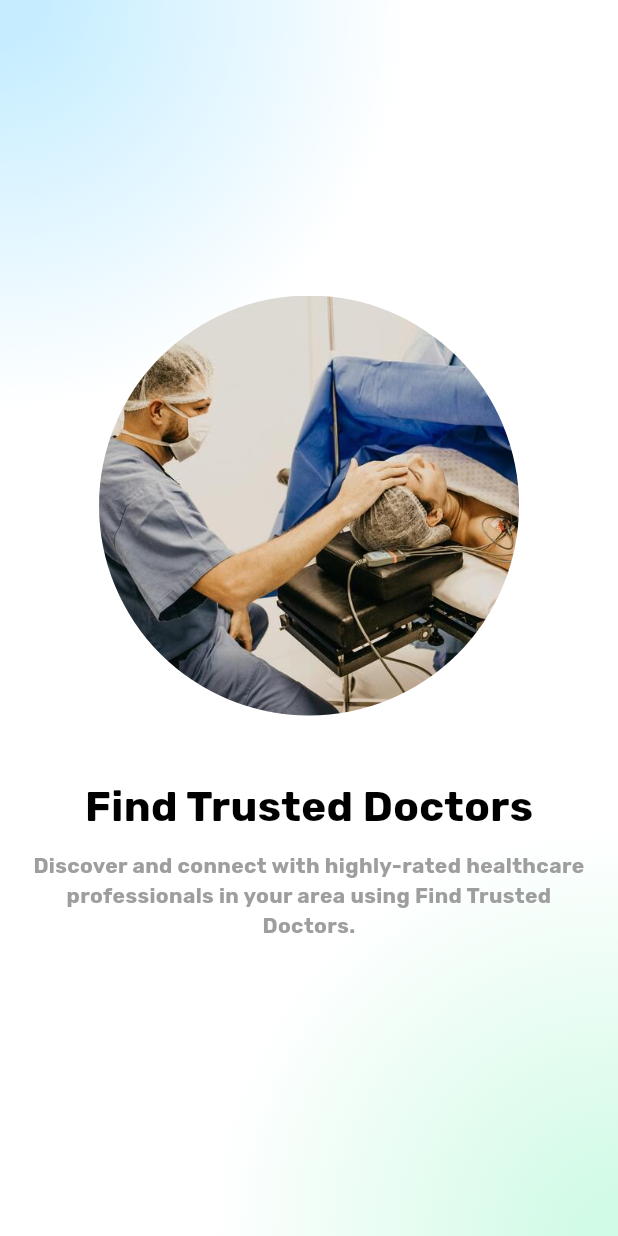
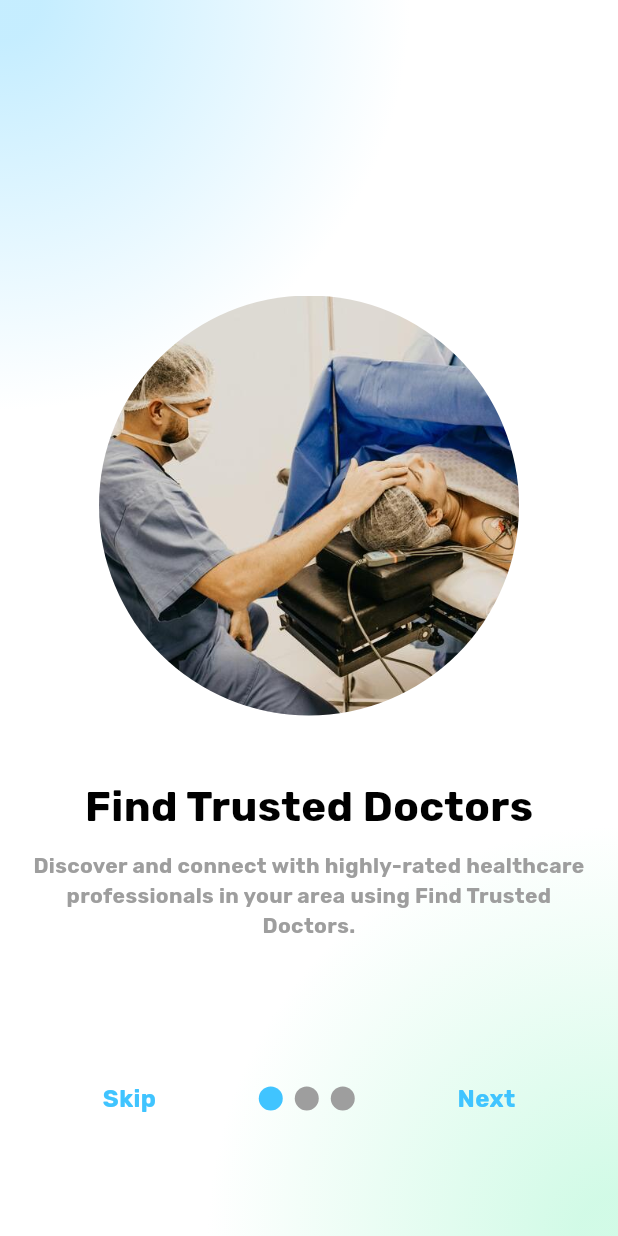
Before and after one commit to alhasann351/doctor_consultant_app_template, a Flutter app: the screen it shows after launch, on a phone screen of 412 x 824 dp. Run offline on Flutter 3.47's test engine with Material 3 defaults, Android fonts, the phone set to English and light mode, and no system bars; drawn by our look-alikes of smooth_page_indicator; our stand-ins replace get.

Commit message:
onboarding-screen-design-complete

```diff
--- a/lib/resources/colors/app_colors.dart
+++ b/lib/resources/colors/app_colors.dart
@@ -11,4 +11,8 @@ class AppColors {
   static const Color circleAvatarForegroundColor = Colors.white;
   static const Color onboardingTitleTextColor = Colors.black;
   static const Color onboardingDescriptionTextColor = Colors.grey;
+  static const Color smoothPageIndicatorActiveDotColor = Colors.lightBlueAccent;
+  static const Color onboardingNextButtonTextColor = Colors.lightBlueAccent;
+  static const Color onboardingSkipFinishButtonTextColor =
+      Colors.lightBlueAccent;
 }
--- a/lib/views/onboarding_screen/onboarding_screen.dart
+++ b/lib/views/onboarding_screen/onboarding_screen.dart
@@ -1,8 +1,10 @@
 import 'package:doctor_consultant_app_template/resources/colors/app_colors.dart';
+import 'package:doctor_consultant_app_template/resources/fonts/app_font_style.dart';
 import 'package:doctor_consultant_app_template/views/onboarding_screen/widgets/onboarding_screen_1.dart';
 import 'package:doctor_consultant_app_template/views/onboarding_screen/widgets/onboarding_screen_2.dart';
 import 'package:doctor_consultant_app_template/views/onboarding_screen/widgets/onboarding_screen_3.dart';
 import 'package:flutter/material.dart';
+import 'package:smooth_page_indicator/smooth_page_indicator.dart';
 
 class OnboardingScreen extends StatefulWidget {
   const OnboardingScreen({super.key});
@@ -12,6 +14,10 @@ class OnboardingScreen extends StatefulWidget {
 }
 
 class _OnboardingScreenState extends State<OnboardingScreen> {
+  PageController pageController = PageController();
+  String onboardingScreenSkip = 'Skip';
+  int currentScreenIndex = 0;
+
   @override
   Widget build(BuildContext context) {
     return Scaffold(
@@ -63,12 +69,64 @@ class _OnboardingScreenState extends State<OnboardingScreen> {
             ),
           ),
           PageView(
+            controller: pageController,
+            onPageChanged: (index) {
+              currentScreenIndex = index;
+              if (index == 2) {
+                onboardingScreenSkip = 'Finish';
+              } else {
+                onboardingScreenSkip = 'Skip';
+              }
+              setState(() {});
+            },
             children: const [
               OnboardingScreen1(),
               OnboardingScreen2(),
               OnboardingScreen3(),
             ],
           ),
+          Container(
+            alignment: const Alignment(0, 0.8),
+            child: Row(
+              mainAxisAlignment: MainAxisAlignment.spaceEvenly,
+              children: [
+                GestureDetector(
+                  onTap: () {},
+                  child: Text(
+                    onboardingScreenSkip,
+                    style: const TextStyle(
+                      fontFamily: AppFontStyle.rubik,
+                      fontSize: 16,
+                      fontWeight: FontWeight.bold,
+                      color: AppColors.onboardingSkipFinishButtonTextColor,
+                    ),
+                  ),
+                ),
+                SmoothPageIndicator(
+                  controller: pageController,
+                  count: 3,
+                  axisDirection: Axis.horizontal,
+                  effect: const WormEffect(
+                      activeDotColor:
+                          AppColors.smoothPageIndicatorActiveDotColor),
+                ),
+                currentScreenIndex == 2
+                    ? const SizedBox(width: 10)
+                    : GestureDetector(
+                        onTap: () {},
+                        child: const Text(
+                          'Next',
+                          style: TextStyle(
+                            fontFamily: AppFontStyle.rubik,
+                            fontSize: 16,
+                            fontWeight: FontWeight.bold,
+                            color: AppColors.onboardingNextButtonTextColor,
+                          ),
+                        ),
+                      ),
+              ],
+            ),
+          ),
         ],
       ),
     );
--- a/pubspec.yaml
+++ b/pubspec.yaml
@@ -36,6 +36,7 @@ dependencies:
   # Use with the CupertinoIcons class for iOS style icons.
   cupertino_icons: ^1.0.6
   get:
+  smooth_page_indicator:
 
 dev_dependencies:
   flutter_test:
```
Also changed, not shown: pubspec.lock.
